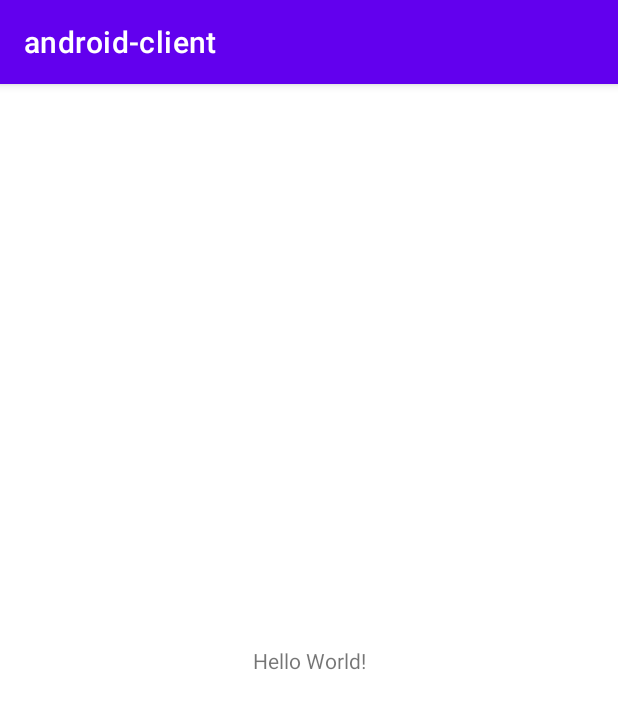
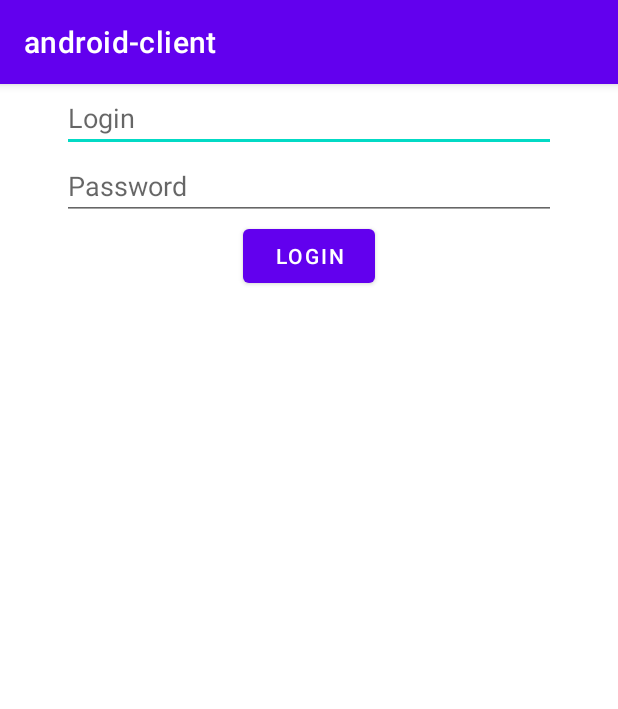
Before and after one commit to buharinovaMasha/SmartHouse, an Android app: the screen it shows after launch (MainActivity), on a phone screen of 412 x 824 dp. Shown: the top 709 px of the screen. Run offline under Robolectric (Android 15) with nearby library versions, the phone set to English and light mode, and no system bars; our stand-ins replace Volley.

Commit message:
Форма ввода пароля и логина, заготовка для отправки на сервер

```diff
--- a/frontend/androidclient/app/build.gradle
+++ b/frontend/androidclient/app/build.gradle
@@ -4,12 +4,13 @@ plugins {
 
 android {
     namespace 'com.example.android_client'
-    compileSdk 33
+    compileSdk 31
 
     defaultConfig {
         applicationId "com.example.android_client"
         minSdk 29
-        targetSdk 33
+        //noinspection ExpiredTargetSdkVersion
+        targetSdk 31
         versionCode 1
         versionName "1.0"
 
@@ -36,4 +37,5 @@ dependencies {
     testImplementation 'junit:junit:4.13.2'
     androidTestImplementation 'androidx.test.ext:junit:1.1.3'
     androidTestImplementation 'androidx.test.espresso:espresso-core:3.4.0'
+    implementation 'com.android.volley:volley:1.2.1'
 }
--- a/frontend/androidclient/app/src/main/AndroidManifest.xml
+++ b/frontend/androidclient/app/src/main/AndroidManifest.xml
@@ -10,6 +10,7 @@
         android:label="@string/app_name"
         android:supportsRtl="true"
         android:theme="@style/Theme.Androidclient"
+        android:usesCleartextTraffic="true"
         tools:targetApi="31">
         <activity
             android:name=".MainActivity"
@@ -21,5 +22,6 @@
             </intent-filter>
         </activity>
     </application>
+    <uses-permission android:name="android.permission.INTERNET" />
 
 </manifest>
--- a/frontend/androidclient/app/src/main/java/com/example/android_client/MainActivity.java
+++ b/frontend/androidclient/app/src/main/java/com/example/android_client/MainActivity.java
@@ -1,14 +1,76 @@
 package com.example.android_client;
+
+import android.os.Bundle;
+import android.view.View;
+import android.widget.Button;
+import android.widget.EditText;
 
 import androidx.appcompat.app.AppCompatActivity;
 
-import android.os.Bundle;
+import com.android.volley.Request;
+import com.android.volley.RequestQueue;
+import com.android.volley.Response;
+import com.android.volley.VolleyError;
+import com.android.volley.toolbox.StringRequest;
+import com.android.volley.toolbox.Volley;
+
+import java.util.HashMap;
+import java.util.Map;
+
 
 public class MainActivity extends AppCompatActivity {
 
-  @Override
-  protected void onCreate(Bundle savedInstanceState) {
-    super.onCreate(savedInstanceState);
-    setContentView(R.layout.activity_main);
-  }
+  EditText loginWidget, passwordWidget;
+    Button loginButton;
+
+    @Override
+    protected void onCreate(Bundle savedInstanceState) {
+        super.onCreate(savedInstanceState);
+        setContentView(R.layout.activity_main);
+
+        loginWidget = findViewById(R.id.loginWidget);
+        passwordWidget = findViewById(R.id.passwordWidget);
+        loginButton = findViewById(R.id.loginButton);
+
+        RequestQueue queue = Volley.newRequestQueue(this);
+
+        loginButton.setOnClickListener(new View.OnClickListener() {
+            @Override
+            public void onClick(View view) {
+                String login = loginWidget.getText().toString();
+                String password = passwordWidget.getText().toString();
+
+                if (login.isEmpty() || password.isEmpty()) {
+                    return;
+                }
+
+                try {
+                    StringRequest stringRequest = new StringRequest(Request.Method.POST, "http://192.168.0.3:3000/login",
+                        new Response.Listener<String>() {
+                            @Override
+                            public void onResponse(String response) {
+                                System.out.println("Response: " + response);
+                            }
+                        }, new Response.ErrorListener() {
+                            @Override
+                            public void onErrorResponse(VolleyError error) {
+                                error.printStackTrace();
+                            }
+                        }) {
+                        @Override
+                        protected Map<String, String> getParams() {
+                            Map<String, String> params = new HashMap<>();
+                            params.put("login", login);
+                            params.put("password", password);
+                            return params;
+                        }
+                    };
+
+                    queue.add(stringRequest);
+                } catch (Exception e) {
+                    e.printStackTrace();
+                }
+            }
+        });
+    }
 }
--- a/frontend/androidclient/app/src/main/res/layout/activity_main.xml
+++ b/frontend/androidclient/app/src/main/res/layout/activity_main.xml
@@ -6,13 +6,41 @@
     android:layout_height="match_parent"
     tools:context=".MainActivity">
 
-    <TextView
+     <EditText
+        android:id="@+id/loginWidget"
+        android:layout_width="0dp"
+        android:layout_height="wrap_content"
+        android:hint="Login"
+        android:inputType="text"
+        app:layout_constraintStart_toStartOf="parent"
+        app:layout_constraintEnd_toEndOf="parent"
+        app:layout_constraintTop_toTopOf="parent"
+        app:layout_constraintHorizontal_bias="0.5"
+        app:layout_constraintWidth_percent="0.8"
+        app:layout_constraintTop_margin="16dp" />
+
+    <EditText
+        android:id="@+id/passwordWidget"
+        android:layout_width="0dp"
+        android:layout_height="wrap_content"
+         android:hint="Password"
+        android:inputType="textPassword"
+        app:layout_constraintStart_toStartOf="parent"
+        app:layout_constraintEnd_toEndOf="parent"
+        app:layout_constraintTop_toBottomOf="@id/loginWidget"
+        app:layout_constraintHorizontal_bias="0.5"
+        app:layout_constraintWidth_percent="0.8"
+        app:layout_constraintTop_margin="8dp" />
+
+    <Button
+        android:id="@+id/loginButton"
         android:layout_width="wrap_content"
         android:layout_height="wrap_content"
-        android:text="Hello World!"
-        app:layout_constraintBottom_toBottomOf="parent"
-        app:layout_constraintEnd_toEndOf="parent"
+        android:text="Login"
         app:layout_constraintStart_toStartOf="parent"
-        app:layout_constraintTop_toTopOf="parent" />
+         app:layout_constraintEnd_toEndOf="parent"
+        app:layout_constraintTop_toBottomOf="@id/passwordWidget"
+        app:layout_constraintHorizontal_bias="0.5"
+        app:layout_constraintTop_margin="16dp" />
 
 </androidx.constraintlayout.widget.ConstraintLayout>
```
